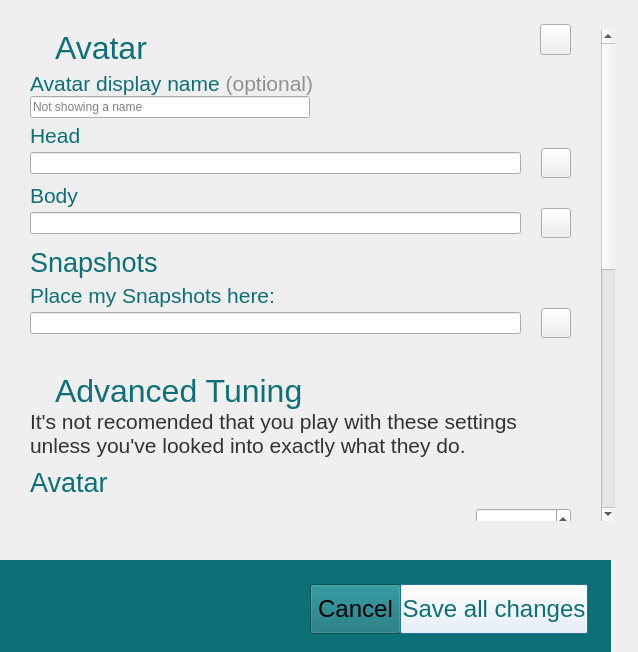
Before: the Qt Designer form interface/ui/preferencesDialog.ui in vircadia/vircadia-native-core, drawn with Qt 5.
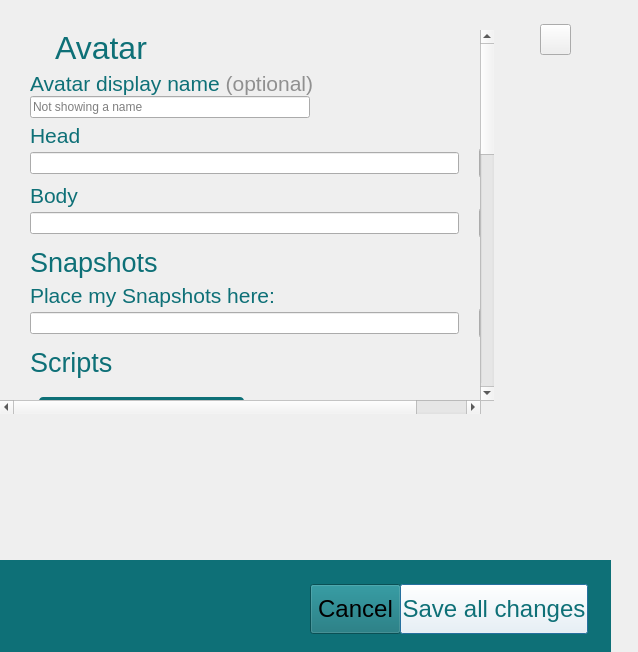
After: the same form once the commit is applied. Custom widgets are drawn as their Qt base class.

Commit message: Add 'Load default scripts' button to preferences

Diff of the .ui file:
```diff
--- a/interface/ui/preferencesDialog.ui
+++ b/interface/ui/preferencesDialog.ui
@@ -134,8 +134,8 @@
     <rect>
      <x>0</x>
      <y>30</y>
-     <width>615</width>
-     <height>491</height>
+     <width>494</width>
+     <height>384</height>
     </rect>
    </property>
    <property name="frameShape">
@@ -154,9 +154,9 @@
     <property name="geometry">
      <rect>
       <x>0</x>
-      <y>-271</y>
-      <width>598</width>
-      <height>1018</height>
+      <y>-204</y>
+      <width>494</width>
+      <height>1091</height>
      </rect>
     </property>
     <layout class="QVBoxLayout" name="verticalLayout_2">
@@ -612,6 +612,78 @@
        </item>
       </layout>
      </item>
+     <item>
+      <widget class="QLabel" name="avatarTitleLabel_3">
+       <property name="sizePolicy">
+        <sizepolicy hsizetype="Fixed" vsizetype="Fixed">
+         <horstretch>0</horstretch>
+         <verstretch>0</verstretch>
+        </sizepolicy>
+       </property>
+       <property name="minimumSize">
+        <size>
+         <width>0</width>
+         <height>40</height>
+        </size>
+       </property>
+       <property name="font">
+        <font>
+         <family>Arial</family>
+         <pointsize>20</pointsize>
+         <weight>50</weight>
+         <bold>false</bold>
+        </font>
+       </property>
+       <property name="styleSheet">
+        <string notr="true">color: #0e7077</string>
+       </property>
+       <property name="text">
+        <string>Scripts</string>
+       </property>
+       <property name="alignment">
+        <set>Qt::AlignBottom|Qt::AlignLeading|Qt::AlignLeft</set>
+       </property>
+      </widget>
+     </item>
+     <item>
+      <widget class="QWidget" name="widget" native="true">
+       <layout class="QHBoxLayout" name="horizontalLayout_12">
+        <item>
+         <widget class="QPushButton" name="buttonReloadDefaultScripts">
+          <property name="sizePolicy">
+           <sizepolicy hsizetype="Preferred" vsizetype="Fixed">
+            <horstretch>0</horstretch>
+            <verstretch>0</verstretch>
+           </sizepolicy>
+          </property>
+          <property name="styleSheet">
+           <string notr="true">background: #0e7077;
+color: #fff;
+border-radius: 4px;
+font: bold 14pt;
+padding: 10px;margin-top:10px</string>
+          </property>
+          <property name="text">
+           <string>Load Default Scripts</string>
+          </property>
+         </widget>
+        </item>
+        <item>
+         <spacer name="horizontalSpacer_13">
+          <property name="orientation">
+           <enum>Qt::Horizontal</enum>
+          </property>
+          <property name="sizeHint" stdset="0">
+           <size>
+            <width>40</width>
+            <height>20</height>
+           </size>
+          </property>
+         </spacer>
+        </item>
+       </layout>
+      </widget>
+     </item>
      <item>
       <spacer name="verticalSpacer">
        <property name="orientation">
```
The commit also changes 3 other files.
